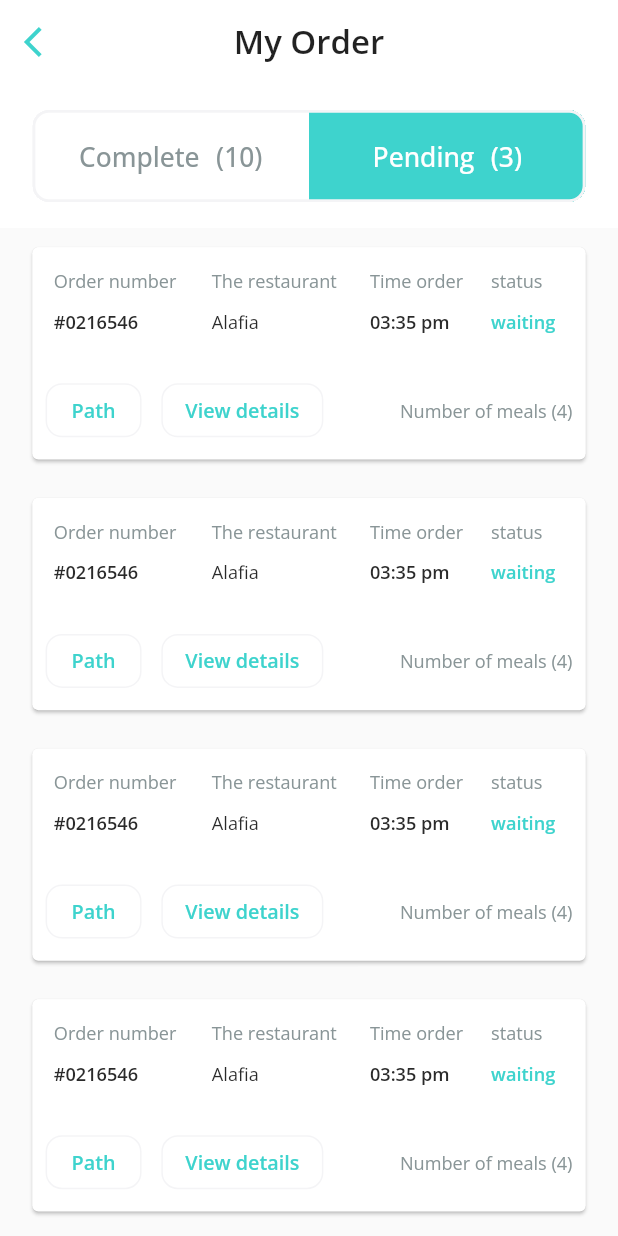
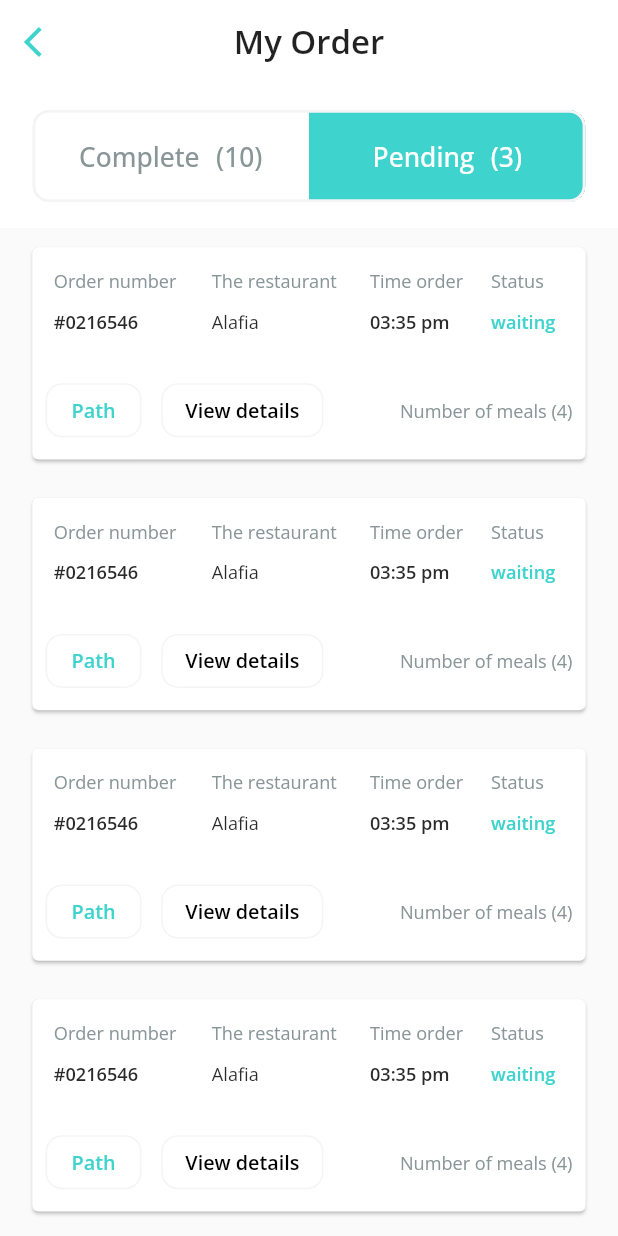
Before and after one commit to AbdalazizAbdallah/customer_app, a Flutter app: the MyOrderPage screen opened by its route, on a phone screen of 412 x 824 dp. Run offline on Flutter 3.47's test engine with Material 2 defaults, Android fonts, the phone set to English and light mode, and no system bars; our stand-ins replace badges, connectivity_plus, dartz, dio, email_validator, equatable and 12 more; missing offline and left inert: onesignal_flutter; accounts and stored records are empty; network calls fail; project files that could hold a hidden picture were left out.

Commit message:
style (my order ) : translate words

```diff
--- a/lib/core/localizations/ar.dart
+++ b/lib/core/localizations/ar.dart
@@ -40,4 +40,11 @@ Map<String, String> arEg = {
   'registration_successfully': 'تم التسجيل بنجاح',
   'login_successfully': 'تم تسجيل دخول بنجاح',
   'internet_not_available': 'الانترنت غير متوفر',
+  'order_number': 'رقم الطلب',
+  'the_restaurant': 'المطعم',
+  'time_order': 'وقت الطلب',
+  'status': 'الحالة',
+  'path': 'المسار',
+  'view_details': 'التفاصيل',
+  'number_of_meals': 'عدد الوجبات',
 };
--- a/lib/core/localizations/en.dart
+++ b/lib/core/localizations/en.dart
@@ -42,4 +42,11 @@ Map<String, String> enUs = {
   'contact_us': 'Contact us',
   'about_us': 'About us',
   'logout': 'Logout',
+  'order_number': 'Order number',
+  'the_restaurant': 'The restaurant',
+  'time_order': 'Time order',
+  'status': 'Status',
+  'path': 'Path',
+  'view_details': 'View details',
+  'number_of_meals': 'Number of meals',
 };
--- a/lib/ui/pages/my_order/my_order_page.dart
+++ b/lib/ui/pages/my_order/my_order_page.dart
@@ -60,7 +60,10 @@ class MyOrderPage extends StatelessWidget {
               color: ColorsApp.whiteSuger,
               child: ListView.builder(
                 itemCount: 10,
-                itemBuilder: (context, index) => const CardOfOrderWidget(),
+                itemBuilder: (context, index) => CardOfOrderWidget(
+                  textPrimaryButton: 'path'.tr,
+                  onPressedPrimary: () {},
+                ),
               ),
             ),
           ),
--- a/lib/ui/pages/my_order/widgets/card_of_order_widget.dart
+++ b/lib/ui/pages/my_order/widgets/card_of_order_widget.dart
@@ -3,11 +3,17 @@ import 'package:customer_app/core/constants/sizes_app.dart';
 import 'package:customer_app/core/constants/styles_app.dart';
 import 'package:customer_app/ui/pages/my_order/widgets/custom_elevated_button_widget2.dart';
 import 'package:flutter/material.dart';
+import 'package:get/get.dart';
 
 class CardOfOrderWidget extends StatelessWidget {
   const CardOfOrderWidget({
     Key? key,
+    required this.textPrimaryButton,
+    required this.onPressedPrimary,
   }) : super(key: key);
+
+  final String textPrimaryButton;
+  final void Function()? onPressedPrimary;
 
   @override
   Widget build(BuildContext context) {
@@ -35,7 +41,7 @@ class CardOfOrderWidget extends StatelessWidget {
                       Padding(
                         padding: EdgeInsets.all(SizesApp.r5),
                         child: Text(
-                          'Order number',
+                          'order_number'.tr,
                           style: StylesApp.caption11.copyWith(
                             color: ColorsApp.grey,
                           ),
@@ -44,7 +50,7 @@ class CardOfOrderWidget extends StatelessWidget {
                       Padding(
                         padding: EdgeInsets.all(SizesApp.r5),
                         child: Text(
-                          'The restaurant',
+                          'the_restaurant'.tr,
                           style: StylesApp.caption11.copyWith(
                             color: ColorsApp.grey,
                           ),
@@ -53,7 +59,7 @@ class CardOfOrderWidget extends StatelessWidget {
                       Padding(
                         padding: EdgeInsets.all(SizesApp.r5),
                         child: Text(
-                          'Time order',
+                          'time_order'.tr,
                           style: StylesApp.caption11.copyWith(
                             color: ColorsApp.grey,
                           ),
@@ -62,7 +68,7 @@ class CardOfOrderWidget extends StatelessWidget {
                       Padding(
                         padding: EdgeInsets.all(SizesApp.r5),
                         child: Text(
-                          'status',
+                          'status'.tr,
                           style: StylesApp.caption11.copyWith(
                             color: ColorsApp.grey,
                           ),
@@ -122,20 +128,20 @@ class CardOfOrderWidget extends StatelessWidget {
                 children: [
                   CustomElevatedButtonWidget2(
                     textColor: ColorsApp.primary,
-                    text: 'Path',
-                    onPressed: () {},
+                    text: textPrimaryButton,
+                    onPressed: onPressedPrimary,
                   ),
                   SizedBox(
                     width: SizesApp.r12,
                   ),
                   CustomElevatedButtonWidget2(
-                    textColor: ColorsApp.primary,
-                    text: 'View details',
+                    textColor: ColorsApp.black,
+                    text: 'view_details'.tr,
                     onPressed: () {},
                   ),
                   const Spacer(),
                   Text(
-                    'Number of meals (4)',
+                    '${'number_of_meals'.tr} (4)',
                     style: StylesApp.caption11.copyWith(
                       color: ColorsApp.grey,
                     ),
--- a/lib/ui/pages/my_order/widgets/custom_elevated_button_widget2.dart
+++ b/lib/ui/pages/my_order/widgets/custom_elevated_button_widget2.dart
@@ -4,12 +4,12 @@ import 'package:customer_app/core/constants/styles_app.dart';
 import 'package:flutter/material.dart';
 
 class CustomElevatedButtonWidget2 extends StatelessWidget {
-  const CustomElevatedButtonWidget2(
-      {Key? key,
-      required this.text,
-      required this.onPressed,
-      required this.textColor})
-      : super(key: key);
+  const CustomElevatedButtonWidget2({
+    Key? key,
+    required this.text,
+    required this.onPressed,
+    required this.textColor,
+  }) : super(key: key);
 
   final String text;
   final Color textColor;
```
